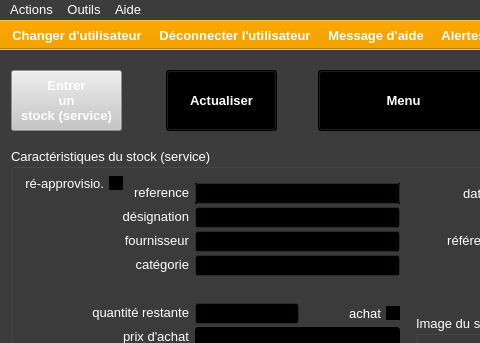
First picture: the form in ui/stocks/yeroth-erp-modifier-window.ui, repository xnoumbissinoundou/yeroth-erp-3.0, before the edit; both pictures show x 0 to 480 and y 0 to 343 of the 800 by 600 pixel window.
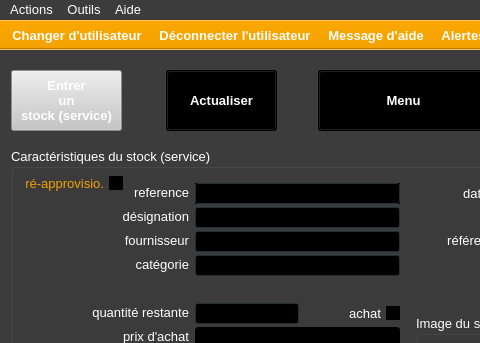
Second picture: the form after the edit. Icons and pictures are not drawn. Custom widgets are drawn as their Qt base class.

Patch:
```diff
--- a/ui/stocks/yeroth-erp-modifier-window.ui
+++ b/ui/stocks/yeroth-erp-modifier-window.ui
@@ -10219,9 +10219,9 @@
         <colorrole role="WindowText">
          <brush brushstyle="SolidPattern">
           <color alpha="255">
-           <red>255</red>
-           <green>255</green>
-           <blue>255</blue>
+           <red>242</red>
+           <green>161</green>
+           <blue>0</blue>
           </color>
          </brush>
         </colorrole>
@@ -10356,9 +10356,9 @@
         <colorrole role="WindowText">
          <brush brushstyle="SolidPattern">
           <color alpha="255">
-           <red>255</red>
-           <green>255</green>
-           <blue>255</blue>
+           <red>242</red>
+           <green>161</green>
+           <blue>0</blue>
           </color>
          </brush>
         </colorrole>
@@ -14926,6 +14926,11 @@
    <extends>QLineEdit</extends>
    <header>src/widgets/yeroth-erp-line-edit.hpp</header>
   </customwidget>
+  <customwidget>
+   <class>YerothERPQCheckBox</class>
+   <extends>QCheckBox</extends>
+   <header>src/widgets/yeroth-erp-qcheckbox.hpp</header>
+  </customwidget>
   <customwidget>
    <class>YerothDateTimeEdit</class>
    <extends>QDateEdit</extends>
@@ -14936,11 +14941,6 @@
    <extends>QTextEdit</extends>
    <header>src/widgets/yeroth-erp-text-edit.hpp</header>
   </customwidget>
-  <customwidget>
-   <class>YerothERPQCheckBox</class>
-   <extends>QCheckBox</extends>
-   <header>src/widgets/yeroth-erp-qcheckbox.hpp</header>
-  </customwidget>
  </customwidgets>
  <tabstops>
   <tabstop>lineEdit_reference_produit</tabstop>
```
